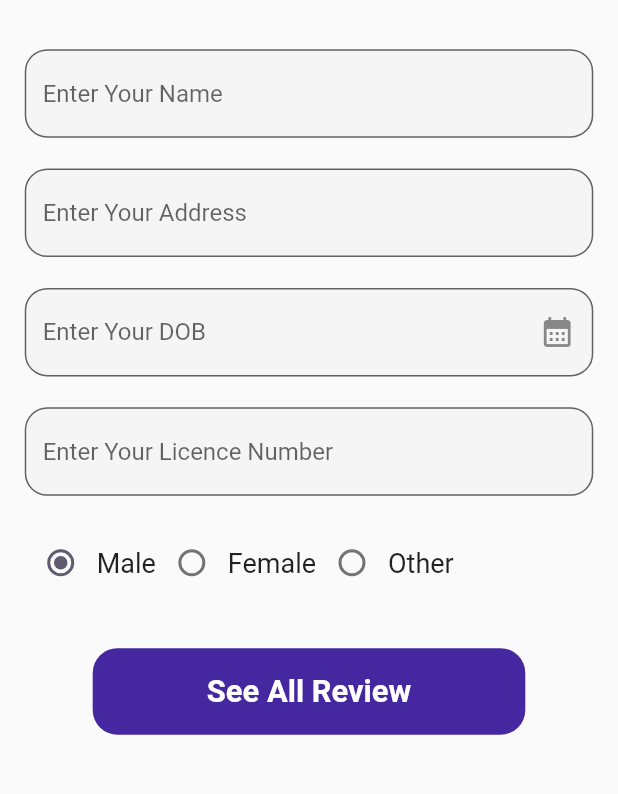
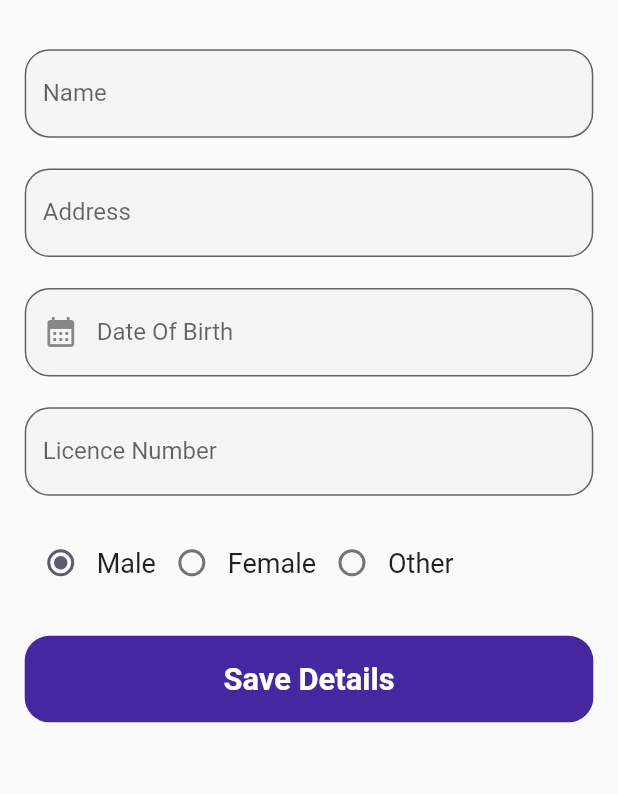
Before and after one commit to yash9858/vehicle_rent, a Flutter app: the Edit_Profile screen opened directly, on a phone screen of 412 x 824 dp, the part 289-1083 px from its top. Run offline on Flutter 3.47's test engine with Material 2 defaults, Android fonts, the phone set to English and light mode, and no system bars; our stand-ins replace cool_alert, flutter_credit_card, flutter_rating_bar, line_icons, lottie, salomon_bottom_bar; missing offline and left inert: expansion_tile_group, onboarding_intro_screen, rating_summary; network calls fail; project files that could hold a hidden picture were left out.

Commit message:
update Button colors and improve design of text field . Add Once Credit card check it if run.

```diff
--- a/lib/User/Book_summary.dart
+++ b/lib/User/Book_summary.dart
@@ -220,9 +220,10 @@ void _showtimepicker(){
         padding: EdgeInsets.only(bottom: 5,left: 10,right: 10),
         width: double.infinity,
         height: mheight*0.08,
-        child: ElevatedButton(
+        child: MaterialButton(
+          color: Colors.deepPurple.shade800,
           onPressed: (){},
-          child: Text("Continue"),
+          child: Text("Continue", style: TextStyle(color: Colors.white),),
         ),
       ),
     );
--- a/lib/User/Cancel_booking.dart
+++ b/lib/User/Cancel_booking.dart
@@ -99,9 +99,10 @@ class _Cancel_bookingState extends State<Cancel_booking> {
         padding: EdgeInsets.only(left: 12,right: 12,bottom: 8),
         height: mheight*0.07,
         width: mwidth,
-        child: ElevatedButton(
+        child: MaterialButton(
+          color: Colors.deepPurple.shade800,
           onPressed: (){},
-          child: Text('Cancel Ride'),
+          child: Text("Cancel Ride", style: TextStyle(color: Colors.white),),
         ),
       ),
 
--- a/lib/User/Edit_Profile.dart
+++ b/lib/User/Edit_Profile.dart
@@ -1,3 +1,5 @@
+// ignore_for_file: camel_case_types
+
 import 'package:flutter/material.dart';
 
 class Edit_Profile extends StatefulWidget {
@@ -25,7 +27,7 @@ class _Edit_ProfileState extends State<Edit_Profile> {
     return Scaffold(
       appBar: AppBar(
         centerTitle: true,
-        title: Text("Edit Profile",style: TextStyle(color: Colors.black,fontSize: 20),),
+        title: const Text("Edit Profile",style: TextStyle(color: Colors.black,fontSize: 20),),
 
         elevation: 0,
         backgroundColor: Colors.transparent,
@@ -48,11 +50,8 @@ class _Edit_ProfileState extends State<Edit_Profile> {
                         left: 80,
                         bottom: 1,
                         child: CircleAvatar(
-
                           child: IconButton(
-                              onPressed: (){
-
-                              },
+                              onPressed: (){},
                               icon:const Icon(Icons.edit)),
                         ),
                       )
@@ -60,17 +59,16 @@ class _Edit_ProfileState extends State<Edit_Profile> {
                   )),
               SizedBox(height: mdheight * 0.04),
               TextField(
-                textInputAction: TextInputAction.next,
-                keyboardType: TextInputType.name,
-                decoration: InputDecoration(
+                  textInputAction: TextInputAction.next,
+                  keyboardType: TextInputType.name,
+                  decoration: InputDecoration(
                     fillColor: Colors.grey.shade100,
                     filled: true,
-                    hintText: 'Enter Your Name',
+                    hintText: "Enter Your Name",
+                    labelText: "Name",
                     border: OutlineInputBorder(
-                        borderRadius: BorderRadius.circular(15)
-                    )
-                ),
-              ),
+                        borderRadius: BorderRadius.circular(mdheight * 0.02)),
+                  )),
               SizedBox(height: mdheight * 0.025,),
               TextField(
                 textInputAction: TextInputAction.next,
@@ -78,9 +76,9 @@ class _Edit_ProfileState extends State<Edit_Profile> {
                     fillColor: Colors.grey.shade100,
                     filled: true,
                     hintText: 'Enter Your Address',
+                    labelText: "Address",
                     border: OutlineInputBorder(
-                        borderRadius: BorderRadius.circular(15)
-                    )
+                        borderRadius: BorderRadius.circular(mdheight * 0.02)),
                 ),
               ),
               SizedBox(height: mdheight * 0.025,),
@@ -91,13 +89,13 @@ class _Edit_ProfileState extends State<Edit_Profile> {
                         fillColor: Colors.grey.shade100,
                         filled: true,
                         hintText: 'Enter Your DOB',
-                        suffixIcon: IconButton(
+                        labelText: "Date Of Birth",
+                        prefixIcon: IconButton(
                           onPressed: _showDatePicker,
-                          icon: Icon(Icons.calendar_month),
+                          icon: const Icon(Icons.calendar_month),
                         ),
                         border: OutlineInputBorder(
-                            borderRadius: BorderRadius.circular(15)
-                        )
+                            borderRadius: BorderRadius.circular(mdheight * 0.02)),
                     ),
                   ),
               SizedBox(height: mdheight * 0.025,),
@@ -107,9 +105,9 @@ class _Edit_ProfileState extends State<Edit_Profile> {
                     fillColor: Colors.grey.shade100,
                     filled: true,
                     hintText: 'Enter Your Licence Number',
+                    labelText: "Licence Number",
                     border: OutlineInputBorder(
-                        borderRadius: BorderRadius.circular(15)
-                    )
+                        borderRadius: BorderRadius.circular(mdheight * 0.02)),
                 ),
               ),
               SizedBox(height: mdheight * 0.025,),
@@ -124,7 +122,7 @@ class _Edit_ProfileState extends State<Edit_Profile> {
                   });
                 },
               ),
-                  Text('Male', style: TextStyle(fontSize: 18)),
+                  const Text('Male', style: TextStyle(fontSize: 18)),
                   Radio(
                   value: 2,
                   groupValue: _value,
@@ -134,7 +132,7 @@ class _Edit_ProfileState extends State<Edit_Profile> {
                     });
                 },
               ),
-              Text('Female', style: TextStyle(fontSize: 18)),
+              const Text('Female', style: TextStyle(fontSize: 18)),
                   Radio(
                   value: 3,
                   groupValue: _value,
@@ -144,30 +142,28 @@ class _Edit_ProfileState extends State<Edit_Profile> {
                     });
                 },
               ),
-              Text('Other', style: TextStyle(fontSize: 18)),
+              const Text('Other', style: TextStyle(fontSize: 18)),
               ]),
-              SizedBox(height: mdheight * 0.04,),
+              SizedBox(height: mdheight * 0.03,),
       Container(
         decoration: BoxDecoration(
           borderRadius: BorderRadius.circular(mdheight * 0.02),
           color: Colors.deepPurple.shade800,
         ),
         height: mdheight*0.07,
-        width: mdwidth * 0.7,
+        width: mdwidth,
         child: MaterialButton(
           onPressed: (){
             Navigator.pop(context);
           },
-          child: Text('See All Review',
+          child: Text('Save Details',
               style: TextStyle(
                   color: Colors.white,
                   fontSize: mdheight * 0.025,
                   fontWeight: FontWeight.bold)),
         ),
       ),
-          ]),
-        ),
-      ),
-    );
+    ]))
+    ));
   }
 }
--- a/lib/User/Help_Center.dart
+++ b/lib/User/Help_Center.dart
@@ -31,34 +31,35 @@ class _HelpCenterState extends State<HelpCenter> {
     'How Do I Rent A Car Or Bike Using The Rentify App?',
     'What Types Of Vehicles Are Available For Rent On The Rentify App?',
     'Can I Choose A Specific Date And Time For My Rental?',
-    'Can I Modify Or Cancel My Reservation Through The Rentify App?',
+    'Can I Cancel My Rental Through The Rentify App?',
     'How Does The Pricing Work For Car And Bike Rentals?',
-    'Is There A Customer Support Service Available If I Encounter Any Issues During My Rental?',
+    'Is There A Customer Support Service Available If Any Issues During My Rental?',
   ];
   var Ans = [
-    'Using Our App Is Simple And Convenient. Just Follow These Steps: \nOpen The App And Log In Or Create An Account.\nSelect Whether You Want To Rent A Car Or A Bike.\nChoose Your Preferred Date And Time For Pickup And Return.\nBrowse Through Available Options, And Select The Vehicle That Suits Your Needs.\nReview The Details, Including Rental Price, Model .\nConfirm Your Rental And Make A Secure Payment Through The App.',
-    'Our App Offers A Wide Range Of Vehicles To Suit Your Preferences And Needs. You Can Find Cars Of Various Sizes From Compact To SUVs And Bikes Ranging From Standard To Premium Models.Each Vehicle Comes With Detailed Information Allowing You To Make An Informed Choice Based On Your Requirements.',
-    'Absolutely! Our app allows you to select the exact date and time for both pickup and return, providing flexibility to match your schedule. This feature ensures that you have the vehicle precisely when you need it, making your rental experience as convenient as possible.',
-    'Yes, you can easily cancel your Rental through the app. If your plans change, simply access your booking details, and you find options to adjust the pickup and return times or cancel the Rental. Please check our cancellation policy for any applicable charges.',
-    'The pricing is transparent and based on factors such as the type of vehicle, duration of the rental . You can view the total cost before confirming your Rent. We strive to provide competitive and fair pricing, ensuring you get the best value for your money.',
-    'Absolutely. Our customer support team is available 24/7 to assist you with any questions or concerns. You can reach out through the apps contact our helpline for immediate assistance. We are committed to ensuring a smooth and enjoyable rental experience for all our users.',
+    'Open The App And Log In Or Create An Account.\nSelect Whether You Want To Rent A Car Or A Bike.\nChoose Your Preferred Date And Time For Pickup And Return. \nReview The Details, Including Rental Price, Model .\nConfirm Your Rental.',
+    'Our App Offers A Wide Range Of Vehicles To Suit Your Preferences And Needs. You Can Find Cars Of  Compact To SUVs And Bikes Ranging From Standard To Premium Models.',
+    'Absolutely! Our app allows you to select the date and time for both pickup and return, providing flexibility to match your schedule. This feature ensures that you have making your rental experience as convenient as possible.',
+    'Yes, you can easily cancel your Rental through the app. Please check our cancellation policy for any applicable charges.',
+    'The pricing is transparent and based on factors such as the type of vehicle, duration of the rental . We strive to provide competitive and fair pricing, ensuring you get the best value for your money.',
+    'Absolutely. Our customer support team is available 24/7 to assist you with any questions or concerns. We are committed to ensuring a smooth and enjoyable rental experience for all our users.',
   ];
   @override
   Widget build(BuildContext context) {
 
+    var mdheight = MediaQuery.sizeOf(context).height;
     return DefaultTabController(
         length: 2,
         child: Scaffold(
             appBar: AppBar(
               centerTitle: true,
-              title: Text("Help Center",style: TextStyle(color: Colors.black,fontSize: 20),),
+              title:const Text("Help Center",style: TextStyle(color: Colors.black,fontSize: 20),),
 
               elevation: 0,
               backgroundColor: Colors.transparent,
               iconTheme: const IconThemeData(color: Colors.black),
               bottom: const TabBar(
                   indicatorColor: Colors.deepPurple,
-                  indicatorWeight: 3,
+                  indicatorWeight: 2,
                   labelColor: Colors.black,
                   tabs: [
                     Tab(
@@ -72,14 +73,14 @@ class _HelpCenterState extends State<HelpCenter> {
             body: TabBarView(
                 children: [
                   Padding(
-                    padding: const EdgeInsets.all(15),
+                    padding: EdgeInsets.all(mdheight * 0.015),
                     child : ListView.builder(
                         itemCount: QA.length,
                         shrinkWrap: true,
                         itemBuilder: (context , int index) {
-                          return ExpansionTileGroup(
-                            spaceBetweenItem: 15,
-                            toggleType: ToggleType.expandOnlyCurrent,
+                          return Padding(
+                              padding: EdgeInsets.symmetric(vertical: mdheight * 0.01),
+                              child: ExpansionTileGroup(
                               children: [
                                 ExpansionTileItem(
                                   title: Text(QA[index]),
@@ -92,18 +93,19 @@ class _HelpCenterState extends State<HelpCenter> {
                                     Text(Ans[index]),
                                   ],
                                 ),
-                          ]);
+                          ]));
                         }
                     ),
                   ),
                   Padding(
-                    padding: const EdgeInsets.all(15),
+                    padding:  EdgeInsets.all(mdheight * 0.015),
                     child : ListView.builder(
                         itemCount: title.length,
                         shrinkWrap: true,
                         itemBuilder: (context , int index) {
-                          return ExpansionTileGroup(
-                              toggleType: ToggleType.expandOnlyCurrent,
+                          return Padding(
+                              padding: EdgeInsets.symmetric(vertical: mdheight * 0.01),
+                              child: ExpansionTileGroup(
                               children: [
                                 ExpansionTileItem(
                                   title: Text(title[index]),
@@ -117,7 +119,7 @@ class _HelpCenterState extends State<HelpCenter> {
                                     Text(val[index]),
                                   ],
                                 ),
-                              ]);
+                              ]));
                         }
                     ),
                   ),
--- a/lib/User/Payment_Receipt.dart
+++ b/lib/User/Payment_Receipt.dart
@@ -121,9 +121,10 @@ class _Payment_ReceiptState extends State<Payment_Receipt> {
         padding: const EdgeInsets.only(bottom: 5,left: 10,right: 10),
         width: double.infinity,
         height: mdheight*0.08,
-        child: ElevatedButton(
+        child: MaterialButton(
+          color: Colors.deepPurple.shade800,
           onPressed: (){},
-          child: const Text("Continue", style: TextStyle(fontSize: 17),),
+          child: const Text("Continue", style: TextStyle(fontSize: 17,color: Colors.white),),
         ),
       ),
     );
--- a/pubspec.yaml
+++ b/pubspec.yaml
@@ -40,7 +40,7 @@ dependencies:
   rating_summary: ^1.0.2+1
   expansion_tile_group: ^1.2.4
   intl: ^0.19.0
-  #flutter_credit_card: ^4.0.1
+  flutter_credit_card: ^4.0.1
 
   # The following adds the Cupertino Icons font to your application.
   # Use with the CupertinoIcons class for iOS style icons.
```
Also changed, not shown: lib/User/Add_Card.dart (+195 -183 lines), lib/User/Car_Details.dart (+2 -17 lines), lib/User/Payment_page.dart (+5 -4 lines), lib/User/Select_date.dart (+5 -4 lines), pubspec.lock.
